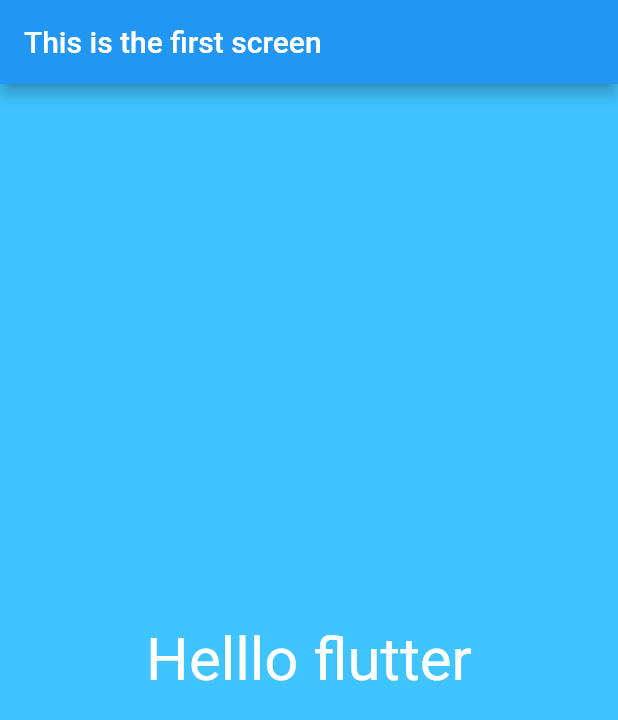
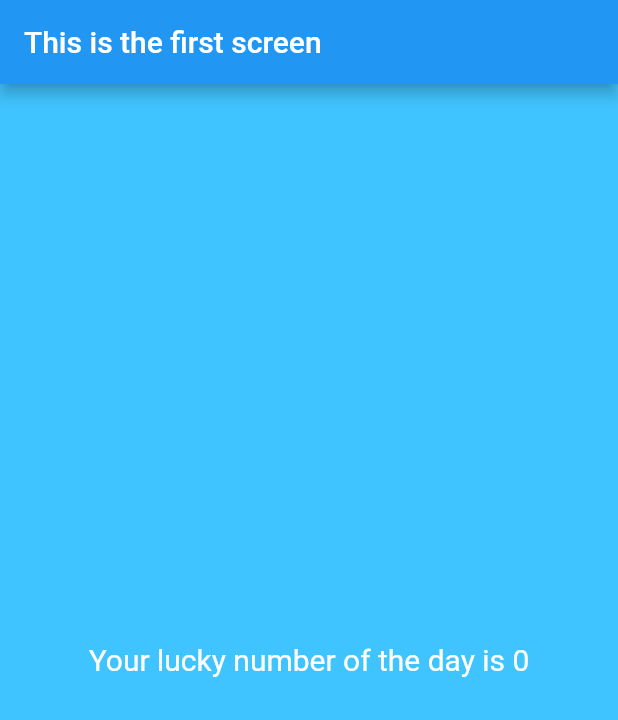
Before and after one commit to sandunsameera/Basic-flutter-applications, a Flutter app: the screen it shows after launch, on a phone screen of 412 x 824 dp. Shown: the top 720 px of the screen. Run offline on Flutter 3.47's test engine with Material 2 defaults, Android fonts, the phone set to English and light mode, and no system bars.

Commit message:
Adding logics to my application

```diff
--- a/hello_flutter/lib/app_screens/first_screen.dart
+++ b/hello_flutter/lib/app_screens/first_screen.dart
@@ -1,3 +1,5 @@
+import 'dart:math';
+
 import 'package:flutter/material.dart';
 
 class FirstScreen extends StatelessWidget {
@@ -7,12 +9,17 @@ class FirstScreen extends StatelessWidget {
       color: Colors.lightBlueAccent,
       child: Center(
         child: Text(
-          "Helllo flutter",
+          generateLuckyNumber(),
           textDirection: TextDirection.ltr,
-          style: TextStyle(color: Colors.white, fontSize: 40.0),
+          style: TextStyle(color: Colors.white, fontSize: 20.0),
         ),
       ),
     );
   }
 
+  String generateLuckyNumber() {
+    var random = Random();
+    int number = random.nextInt(10);
+    return "Your lucky number of the day is $number";
+  }
 }
```
Also changed, not shown: hello_flutter/lib/main.dart (+6 -9 lines).
